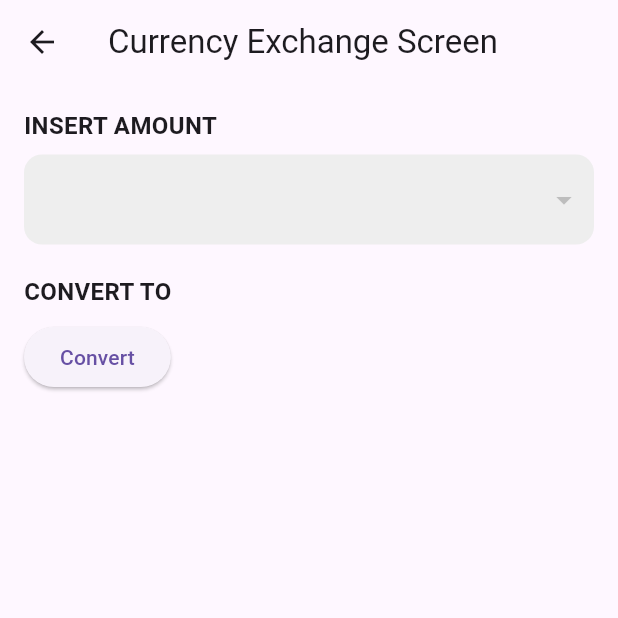
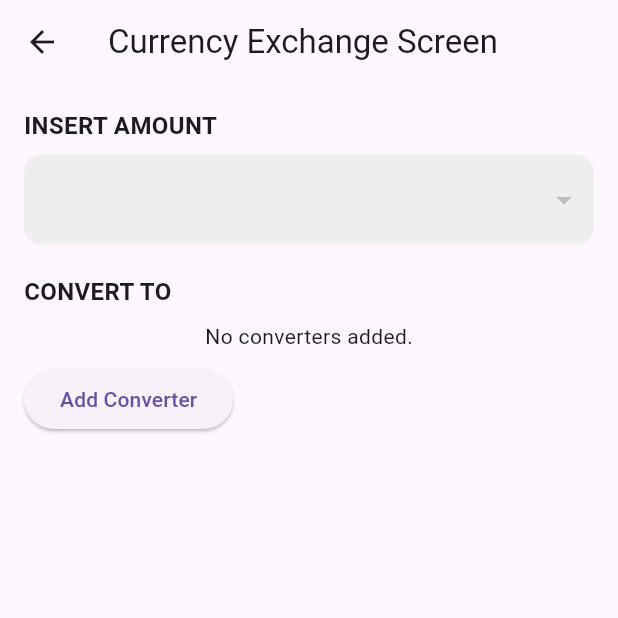
Before and after one commit to kodiidok/ccon, a Flutter app: the CurrencyExchangeScreen screen opened by its route, on a phone screen of 412 x 824 dp, the top half of it. Run offline on Flutter 3.47's test engine with Material 3 defaults, Android fonts, the phone set to English and light mode, and no system bars; our stand-ins replace equatable, flutter_bloc; network calls fail.

Commit message:
fix: adding and removing converted value rows using add converter button

```diff
--- /dev/null
+++ b/lib/blocs/converted_values_cubit.dart
@@ -0,0 +1,38 @@
+
+import 'package:equatable/equatable.dart';
+import 'package:flutter_bloc/flutter_bloc.dart';
+
+// Cubit State
+class ConvertedValuesState extends Equatable {
+  final List<String> convertedValues; // List to store converted value data
+
+  const ConvertedValuesState({this.convertedValues = const []});
+
+  @override
+  List<Object> get props => [convertedValues];
+}
+
+// Cubit for managing converted values
+class ConvertedValuesCubit extends Cubit<ConvertedValuesState> {
+  ConvertedValuesCubit() : super(const ConvertedValuesState());
+
+  // Add a new converted value to the list
+  void addConvertedValue() {
+    emit(ConvertedValuesState(
+      convertedValues: [...state.convertedValues, ''], // Empty string as placeholder
+    ));
+  }
+
+  // Remove a converted value at a specific index
+  void removeConvertedValue(int index) {
+    final updatedList = List<String>.from(state.convertedValues)..removeAt(index);
+    emit(ConvertedValuesState(convertedValues: updatedList));
+  }
+
+  // Update a specific converted value
+  void updateConvertedValue(int index, String value) {
+    final updatedList = List<String>.from(state.convertedValues);
+    updatedList[index] = value;
+    emit(ConvertedValuesState(convertedValues: updatedList));
+  }
+}
--- a/lib/screens/currency_exchange_screen.dart
+++ b/lib/screens/currency_exchange_screen.dart
@@ -1,5 +1,8 @@
+import 'package:ccon/blocs/converted_values_cubit.dart';
+import 'package:ccon/widgets/converted_values.dart';
 import 'package:ccon/widgets/currency_input.dart'; // Update path if necessary
 import 'package:flutter/material.dart';
+import 'package:flutter_bloc/flutter_bloc.dart';
 
 class CurrencyExchangeScreen extends StatelessWidget {
   const CurrencyExchangeScreen({super.key});
@@ -10,36 +13,39 @@ class CurrencyExchangeScreen extends StatelessWidget {
       appBar: AppBar(
         title: const Text('Currency Exchange Screen'),
       ),
-      body: Padding(
-        padding: const EdgeInsets.all(16.0),
+      body: MultiBlocProvider(
+        providers: [
+          BlocProvider<ConvertedValuesCubit>(
+            create: (context) => ConvertedValuesCubit(),
+          ),
+          // Other providers (like CurrencyInputCubit) can go here
+        ],
+        child: const Padding(
+          padding: EdgeInsets.all(16.0),
           child: Column(
             crossAxisAlignment: CrossAxisAlignment.start,
             children: [
-            const Text(
+              Text(
                 'INSERT AMOUNT',
                 style: TextStyle(
                   fontSize: 16,
                   fontWeight: FontWeight.bold,
                 ),
               ),
-            const SizedBox(height: 8),
-            const CurrencyInputWidget(),
-            const SizedBox(height: 20),
-            const Text(
+              SizedBox(height: 8),
+              CurrencyInputWidget(),
+              SizedBox(height: 20),
+              Text(
                 'CONVERT TO',
                 style: TextStyle(
                   fontSize: 16,
                   fontWeight: FontWeight.bold,
                 ),
               ),
-            const SizedBox(height: 8),
-            ElevatedButton(
-              onPressed: () {
-                // Button action goes here
-              },
-              child: const Text('Convert'),
+              SizedBox(height: 8),
+              ConvertedValuesWidget(), // This now uses the Cubit
+            ],
           ),
-          ],
         ),
       ),
     );
--- /dev/null
+++ b/lib/widgets/converted_values.dart
@@ -0,0 +1,56 @@
+import 'package:ccon/blocs/converted_values_cubit.dart';
+import 'package:ccon/widgets/converted_value.dart';
+import 'package:flutter/material.dart';
+import 'package:flutter_bloc/flutter_bloc.dart';
+
+class ConvertedValuesWidget extends StatelessWidget {
+  const ConvertedValuesWidget({super.key});
+
+  @override
+  Widget build(BuildContext context) {
+    return BlocBuilder<ConvertedValuesCubit, ConvertedValuesState>(
+      builder: (context, state) {
+        return Column(
+          crossAxisAlignment: CrossAxisAlignment.start,
+          children: [
+            // Loop through converted values and create a row for each
+            for (int i = 0; i < state.convertedValues.length; i++)
+              Padding(
+                padding: const EdgeInsets.only(bottom: 8.0), // Small gap between rows
+                child: Row(
+                  mainAxisAlignment: MainAxisAlignment.spaceBetween,
+                  children: [
+                    Expanded(
+                      flex: 3,
+                      child: ConvertedValueWidget(
+                        index: i,
+                        initialValue: state.convertedValues[i],
+                      ),
+                    ),
+                    const SizedBox(width: 16),
+                    IconButton(
+                      icon: const Icon(Icons.remove_circle, color: Colors.red),
+                      onPressed: () {
+                        context.read<ConvertedValuesCubit>().removeConvertedValue(i);
+                      },
+                    ),
+                  ],
+                ),
+              ),
+            if (state.convertedValues.isEmpty)
+              const Center(
+                child: Text('No converters added.'),
+              ),
+            const SizedBox(height: 8),
+            ElevatedButton(
+              onPressed: () {
+                context.read<ConvertedValuesCubit>().addConvertedValue();
+              },
+              child: const Text('Add Converter'),
+            ),
+          ],
+        );
+      },
+    );
+  }
+}
```
Also changed, not shown: lib/widgets/converted_value.dart (added, +54 -0 lines). Lines whose indentation alone changed are shown as unchanged.
